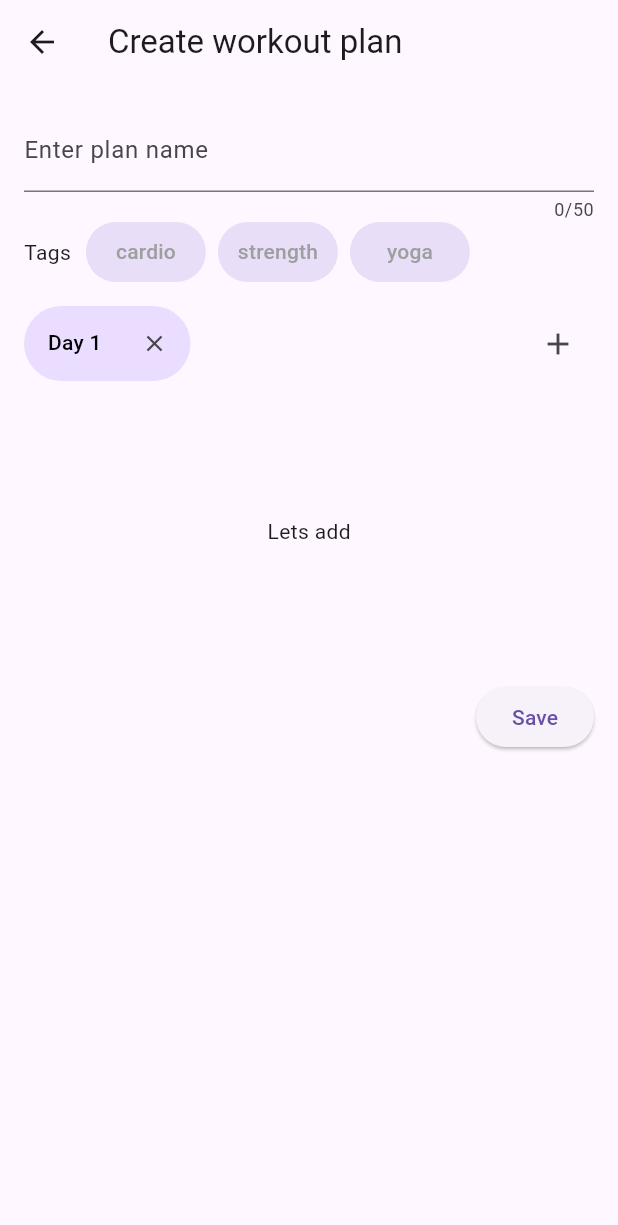
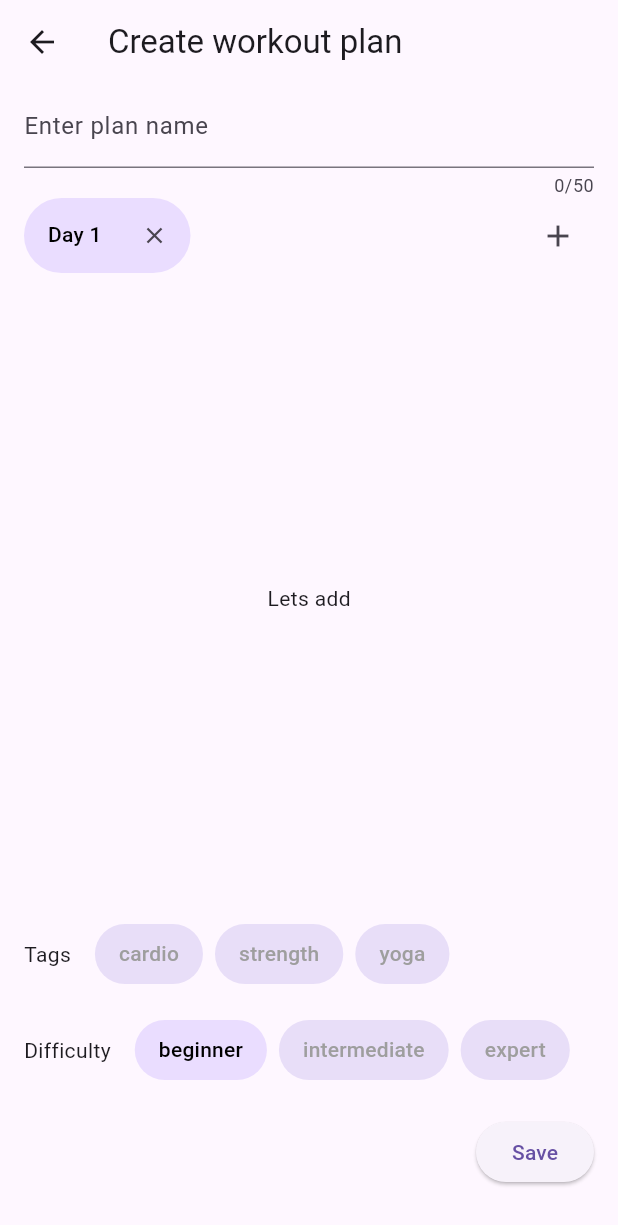
Before and after one commit to kmekarski/gym_partner, a Flutter app: the screen it shows once a user with an empty profile is signed in, after a tap on the "add" icon, on a phone screen of 412 x 824 dp. Shown: the top 1225 px of the screen. Run offline on Flutter 3.47's test engine with Material 3 defaults, Android fonts, the phone set to English and light mode, and no system bars; our stand-ins replace cloud_firestore, firebase_auth, firebase_core, flutter_riverpod; accounts and stored records are empty.

```diff
--- a/lib/screens/my_plans.dart
+++ b/lib/screens/my_plans.dart
@@ -51,7 +51,7 @@ class _MyPlansScreenState extends ConsumerState<MyPlansScreen> {
     return Scaffold(
       appBar: appBar,
       body: Padding(
-        padding: const EdgeInsets.all(16),
+        padding: const EdgeInsets.symmetric(horizontal: 24),
         child: content(),
       ),
     );
--- a/lib/screens/new_plan.dart
+++ b/lib/screens/new_plan.dart
@@ -37,6 +37,7 @@ class _NewPlanModalState extends ConsumerState<NewPlanScreen> {
   double _plusDayButtonWidth = 50;
 
   List<PlanTag> _selectedTags = [];
+  PlanDifficulty _selectedDifficulty = PlanDifficulty.beginner;
 
   void _selectDay(int index) {
     setState(() {
@@ -89,6 +90,12 @@ class _NewPlanModalState extends ConsumerState<NewPlanScreen> {
     }
   }
 
+  void _selectDifficulty(PlanDifficulty difficulty) {
+    setState(() {
+      _selectedDifficulty = difficulty;
+    });
+  }
+
   void _submitPlanData() async {
     if (!_formKey.currentState!.validate()) {
       return;
@@ -105,8 +112,8 @@ class _NewPlanModalState extends ConsumerState<NewPlanScreen> {
         name: _enteredName,
         days: _days,
         tags: _selectedTags,
-        difficulty: PlanDifficulty.beginner,
-        authorName: 'someAuthor');
+        difficulty: _selectedDifficulty,
+        authorName: '');
 
     final addedPlan =
         await ref.read(userPlansProvider.notifier).addNewPlan(newPlan);
@@ -121,6 +128,40 @@ class _NewPlanModalState extends ConsumerState<NewPlanScreen> {
 
   @override
   Widget build(BuildContext context) {
+    var daysPicker = SizedBox(
+      height: 50,
+      width: MediaQuery.of(context).size.width,
+      child: Row(
+        children: [
+          Expanded(
+            child: ListView(
+              controller: _daysListScrollController,
+              scrollDirection: Axis.horizontal,
+              children: [
+                for (var (index, day) in _days.indexed) dayButton(day, index),
+              ],
+            ),
+          ),
+          SizedBox(
+            width: _plusDayButtonWidth,
+            child: Row(
+              children: [
+                const Spacer(),
+                IconButton(
+                  onPressed: _newDay,
+                  icon: const Icon(Icons.add),
+                ),
+              ],
+            ),
+          ),
+        ],
+      ),
+    );
+    var exercisesPicker = const Expanded(
+      child: Center(
+        child: Text('Lets add'),
+      ),
+    );
     final tagSelectedBackgroundColor =
         Theme.of(context).colorScheme.primaryContainer;
     final tagUnselectedBackgroundColor =
@@ -128,15 +169,32 @@ class _NewPlanModalState extends ConsumerState<NewPlanScreen> {
     var tagsPicker = Row(
       children: [
         const Text('Tags'),
-        const SizedBox(width: 10),
+        const SizedBox(width: 16),
         Row(
           children: [
             for (final tag in PlanTag.values)
               FormBadge(
                   text: tag.toString().split('.').last,
                   isSelected: _selectedTags.contains(tag),
-                  width: 80,
                   onTap: () => _toggleTag(tag),
+                  selectedBackgroundColor: tagSelectedBackgroundColor,
+                  unselectedBackgroundColor: tagUnselectedBackgroundColor)
+          ],
+        ),
+      ],
+    );
+
+    var difficultyPicker = Row(
+      children: [
+        const Text('Difficulty'),
+        const SizedBox(width: 16),
+        Row(
+          children: [
+            for (final difficulty in PlanDifficulty.values)
+              FormBadge(
+                  text: difficulty.toString().split('.').last,
+                  isSelected: _selectedDifficulty == difficulty,
+                  onTap: () => _selectDifficulty(difficulty),
                   selectedBackgroundColor: tagSelectedBackgroundColor,
                   unselectedBackgroundColor: tagUnselectedBackgroundColor)
           ],
@@ -183,50 +241,18 @@ class _NewPlanModalState extends ConsumerState<NewPlanScreen> {
         title: const Text('Create workout plan'),
       ),
       body: Padding(
-        padding: const EdgeInsets.all(16),
+        padding: const EdgeInsets.only(right: 16, left: 16, bottom: 32),
         child: Form(
           key: _formKey,
           child: Column(
             children: [
               nameTextFormField,
+              daysPicker,
+              exercisesPicker,
               tagsPicker,
-              SizedBox(height: 16),
-              SizedBox(
-                height: 50,
-                width: MediaQuery.of(context).size.width,
-                child: Row(
-                  children: [
-                    Expanded(
-                      child: ListView(
-                        controller: _daysListScrollController,
-                        scrollDirection: Axis.horizontal,
-                        children: [
-                          for (var (index, day) in _days.indexed)
-                            dayButton(day, index),
-                        ],
-                      ),
-                    ),
-                    SizedBox(
-                      width: _plusDayButtonWidth,
-                      child: Row(
-                        children: [
-                          const Spacer(),
-                          IconButton(
-                            onPressed: _newDay,
-                            icon: const Icon(Icons.add),
-                          ),
-                        ],
-                      ),
-                    ),
-                  ],
-                ),
-              ),
-              const SizedBox(
-                height: 200,
-                child: Center(
-                  child: Text('Lets add'),
-                ),
-              ),
+              const SizedBox(height: 24),
+              difficultyPicker,
+              const SizedBox(height: 24),
               bottomButtons,
             ],
           ),
--- a/lib/widgets/form_clickable_badge.dart
+++ b/lib/widgets/form_clickable_badge.dart
@@ -7,7 +7,7 @@ class FormBadge extends StatefulWidget {
     required this.onTap,
     required this.selectedBackgroundColor,
     required this.unselectedBackgroundColor,
-    this.width = 100,
+    this.width,
     this.height = 40,
     this.isSelected = false,
     this.selectedTextColor = Colors.black,
@@ -23,7 +23,7 @@ class FormBadge extends StatefulWidget {
     required this.onXTap,
     required this.selectedBackgroundColor,
     required this.unselectedBackgroundColor,
-    this.width = 100,
+    this.width,
     this.height = 40,
     this.isSelected = false,
     this.selectedTextColor = Colors.black,
@@ -36,7 +36,7 @@ class FormBadge extends StatefulWidget {
   final EdgeInsets margin;
   final void Function() onTap;
   final void Function() onXTap;
-  final double width;
+  final double? width;
   final double height;
 
   final bool isSelected;
@@ -61,7 +61,9 @@ class _FormBadgeState extends State<FormBadge> {
         child: Container(
           width: widget.width,
           height: widget.height,
-          padding: EdgeInsets.only(left: widget.hasX ? 16 : 0),
+          padding: widget.width == null
+              ? const EdgeInsets.symmetric(horizontal: 16)
+              : EdgeInsets.only(left: widget.hasX ? 16 : 0),
           decoration: BoxDecoration(
             borderRadius: BorderRadius.circular(100),
             color: widget.isSelected
@@ -75,10 +77,11 @@ class _FormBadgeState extends State<FormBadge> {
               Text(
                 widget.text,
                 style: Theme.of(context).textTheme.titleMedium!.copyWith(
-                    color: widget.isSelected
-                        ? widget.selectedTextColor
-                        : widget.unselectedTextColor,
-                    fontSize: 14),
+                      color: widget.isSelected
+                          ? widget.selectedTextColor
+                          : widget.unselectedTextColor,
+                      fontSize: 14,
+                    ),
               ),
               if (widget.hasX) const Spacer(),
               if (widget.hasX)
```
Also changed, not shown: lib/services/plans_service.dart (+10 -3 lines), lib/widgets/plan_badge.dart (renamed from lib/widgets/plan_tag_badge.dart, +2 -12 lines), lib/widgets/plan_card.dart (+48 -16 lines).
